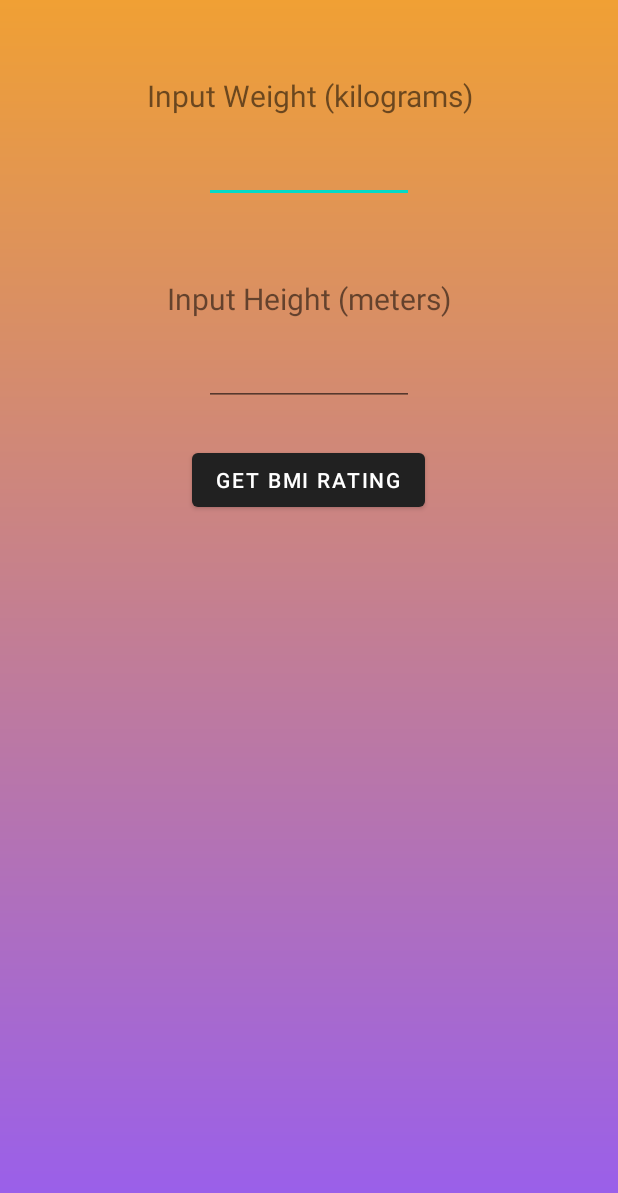
After one commit to mmemon21/FitnessApp, an Android app: the BmiActivity screen opened directly, with no data from a screen before it, on a phone screen of 412 x 824 dp. The commit adds this screen. Shown: the top 1193 px of the screen. Run offline under Robolectric (Android 15) with nearby library versions, the phone set to English and light mode, and no system bars; Roboto replaces fonts that are not available here.

Commit message:
BMI Caluclator Activity completed and view profile layouts done

```diff
--- /dev/null
+++ b/app/src/main/java/com/example/fitnessproject3fall/BmiActivity.java
@@ -0,0 +1,64 @@
+package com.example.fitnessproject3fall;
+
+import android.os.Bundle;
+import android.view.View;
+import android.widget.EditText;
+import android.widget.TextView;
+
+import androidx.appcompat.app.AppCompatActivity;
+
+public class BmiActivity extends AppCompatActivity {
+
+    private EditText height;
+    private EditText weight;
+    private TextView result;
+
+    @Override
+    protected void onCreate(Bundle savedInstanceState) {
+        super.onCreate(savedInstanceState);
+        setContentView(R.layout.activity_bmi);
+        height = (EditText) findViewById(R.id.height);
+        weight = (EditText) findViewById(R.id.weight);
+        result = (TextView) findViewById(R.id.result);
+    }
+
+    public void calculateBMI(View v) {
+        String heightStr = height.getText().toString();
+        String weightStr = weight.getText().toString();
+
+        if (heightStr != null && !"".equals(heightStr)
+                && weightStr != null  &&  !"".equals(weightStr)) {
+            float heightValue = Float.parseFloat(heightStr) / 100;
+            float weightValue = Float.parseFloat(weightStr);
+
+            float bmi = weightValue / (heightValue * heightValue);
+
+            displayBMI(bmi);
+        }
+    }
+
+    private void displayBMI(float bmi) {
+        String bmiLabel = "";
+
+        if (Float.compare(bmi, 15f) <= 0) {
+            bmiLabel = "Very Severely Underweight";
+        } else if (Float.compare(bmi, 15f) > 0  &&  Float.compare(bmi, 16f) <= 0) {
+            bmiLabel = "Severely Underweight";
+        } else if (Float.compare(bmi, 16f) > 0  &&  Float.compare(bmi, 18.5f) <= 0) {
+            bmiLabel = "Underweight";
+        } else if (Float.compare(bmi, 18.5f) > 0  &&  Float.compare(bmi, 25f) <= 0) {
+            bmiLabel = "Normal";
+        } else if (Float.compare(bmi, 25f) > 0  &&  Float.compare(bmi, 30f) <= 0) {
+            bmiLabel = "Overweight";
+        } else if (Float.compare(bmi, 30f) > 0  &&  Float.compare(bmi, 35f) <= 0) {
+            bmiLabel = "Moderately Obese - Class I";
+        } else if (Float.compare(bmi, 35f) > 0  &&  Float.compare(bmi, 40f) <= 0) {
+            bmiLabel = "Severely Obese - Class II";
+        } else {
+            bmiLabel = "Very Severely Obese - Class III";
+        }
+
+        bmiLabel = bmi + "\n\n" + bmiLabel;
+        result.setText(bmiLabel);
+    }
+}
--- /dev/null
+++ b/app/src/main/res/layout/activity_bmi.xml
@@ -0,0 +1,66 @@
+<?xml version="1.0" encoding="utf-8"?>
+<LinearLayout xmlns:android="http://schemas.android.com/apk/res/android"
+    android:layout_width="match_parent"
+    android:layout_height="match_parent"
+    xmlns:tools="http://schemas.android.com/tools"
+    android:orientation="vertical"
+    android:background="@drawable/grad"
+    tools:context=".BmiActivity">
+
+    <TextView
+        android:layout_width="wrap_content"
+        android:layout_height="wrap_content"
+        android:layout_gravity="center_horizontal"
+        android:layout_marginTop="50dp"
+        android:gravity="center_horizontal"
+        android:text="Input Weight (kilograms)"
+        android:textSize="20sp" />
+
+    <EditText
+        android:id="@+id/weight"
+        android:layout_width="wrap_content"
+        android:layout_height="wrap_content"
+        android:layout_gravity="center_horizontal"
+        android:layout_marginTop="10dp"
+        android:ems="6"
+        android:inputType="number|numberDecimal"
+        android:textSize="20sp"/>
+
+    <TextView
+        android:layout_width="wrap_content"
+        android:layout_height="wrap_content"
+        android:layout_gravity="center_horizontal"
+        android:layout_marginTop="50dp"
+        android:gravity="center_horizontal"
+        android:text="Input Height (meters)"
+        android:textSize="20sp" />
+
+    <EditText
+        android:id="@+id/height"
+        android:layout_width="wrap_content"
+        android:layout_height="wrap_content"
+        android:layout_gravity="center_horizontal"
+        android:layout_marginTop="10dp"
+        android:ems="6"
+        android:inputType="number|numberDecimal"
+        android:textSize="20sp"/>
+
+    <Button
+        android:id="@+id/calc"
+        android:layout_width="wrap_content"
+        android:layout_height="wrap_content"
+        android:layout_gravity="center_horizontal"
+        android:layout_marginTop="25dp"
+        android:onClick="calculateBMI"
+        android:text="Get BMI Rating" />
+
+    <TextView
+        android:id="@+id/result"
+        android:layout_width="wrap_content"
+        android:layout_height="wrap_content"
+        android:layout_gravity="center_horizontal"
+        android:gravity="center_horizontal"
+        android:layout_marginTop="25dp"
+        android:textSize="20sp"/>
+
+</LinearLayout>
--- a/app/src/main/res/layout/activity_main.xml
+++ b/app/src/main/res/layout/activity_main.xml
@@ -100,7 +100,7 @@
 
                     <Button
                         android:id="@+id/calendarButton"
-                        android:background="@drawable/calendar"
+                        android:background="@drawable/calender"
                         android:layout_width="75dp"
                         android:layout_height="75dp"
                         android:layout_centerHorizontal="true"
```
Also changed, not shown: app/src/main/AndroidManifest.xml (+20 -0 lines), app/src/main/java/com/example/fitnessproject3fall/MainActivity.java (+18 -0 lines), app/src/main/java/com/example/fitnessproject3fall/ViewProfileActivity.java (+25 -2 lines).
